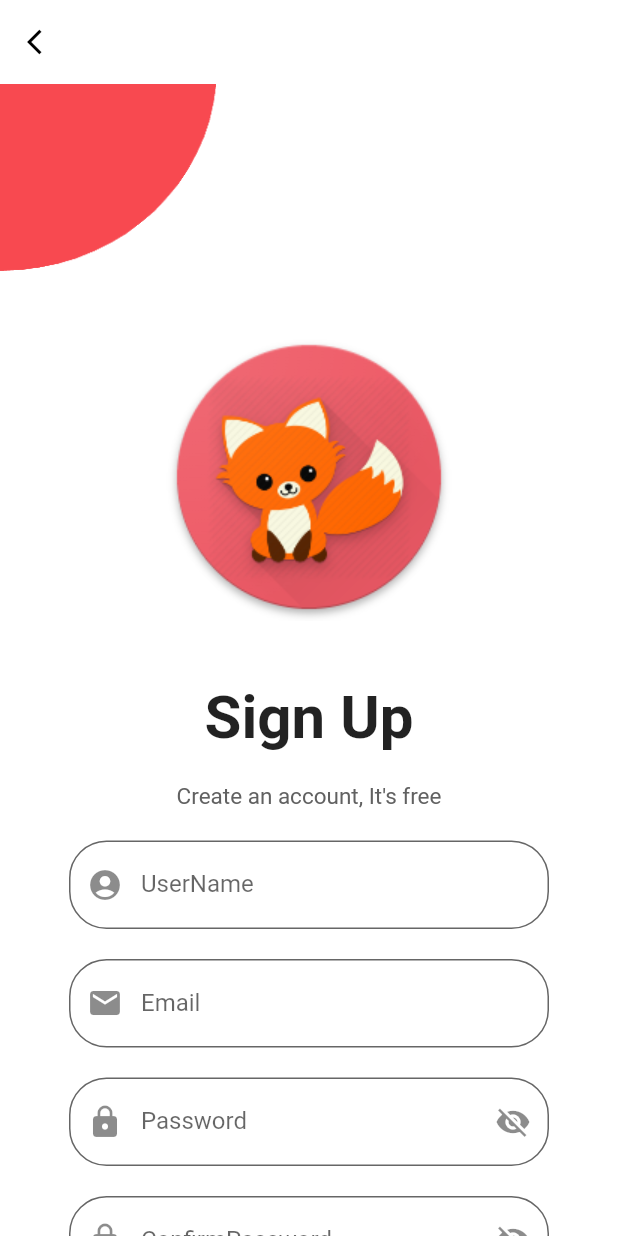
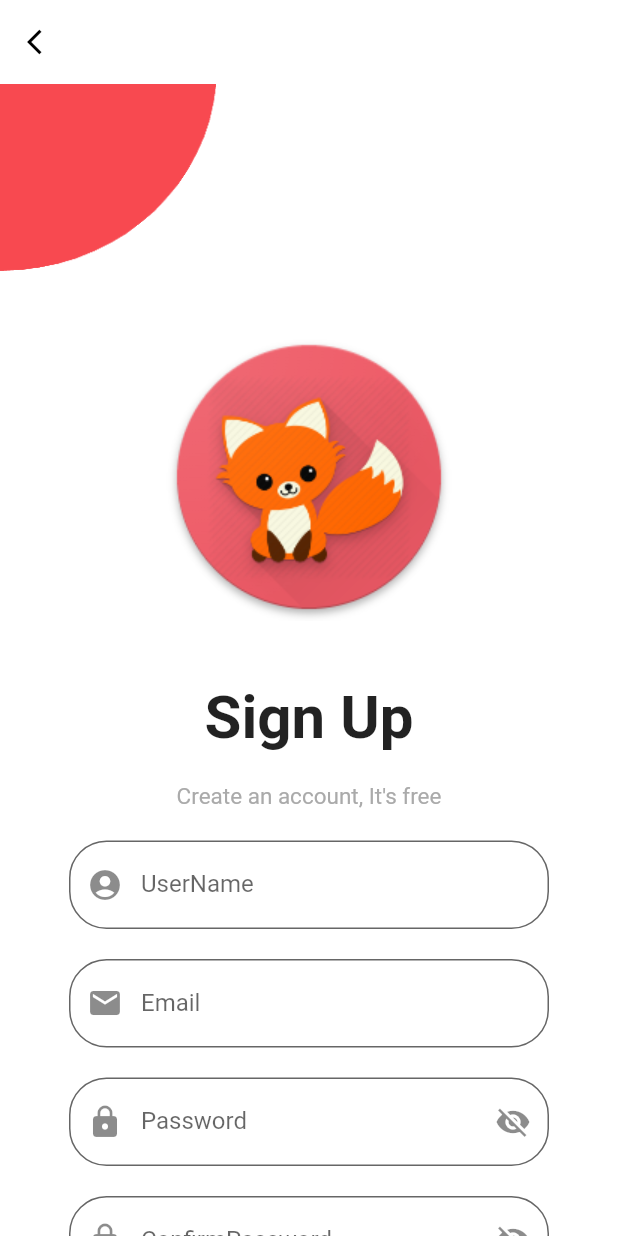
Before and after one commit to monthus089/ReadFox-M, a Flutter app: the HomeScreen screen opened directly, after a tap on "Sign Up", on a phone screen of 412 x 824 dp. Run offline on Flutter 3.47's test engine with Material 2 defaults, Android fonts, the phone set to English and light mode, and no system bars; our stand-ins replace firebase_auth, firebase_core, flutter_svg, fluttertoast, form_field_validator, google_fonts; accounts and stored records are empty.

Commit message:
Kai edit color

```diff
--- a/flutter_application_1/lib/Home/home.dart
+++ b/flutter_application_1/lib/Home/home.dart
@@ -3,6 +3,7 @@ import 'dart:ui';
 import 'package:flutter/material.dart';
 import 'package:flutter_application_1/Home/login.dart';
 import 'package:flutter_application_1/Home/register.dart';
+import 'package:flutter_application_1/constants/color_constant.dart';
 
 class HomeScreen extends StatelessWidget {
   @override
@@ -62,7 +63,7 @@ class HomeScreen extends StatelessWidget {
                               builder: (context) => LoginScreen()));
                     },
                     shape: RoundedRectangleBorder(
-                        side: BorderSide(color: Colors.black),
+                        side: BorderSide(color: kBlackColor),
                         borderRadius: BorderRadius.circular(50)),
                     child: Text(
                       "Login",
@@ -82,13 +83,13 @@ class HomeScreen extends StatelessWidget {
                           MaterialPageRoute(
                               builder: (context) => RegisterScreen()));
                     },
-                    color: Color(0xffEE5A66),
+                    color: kRedColor,
                     shape: RoundedRectangleBorder(
                         borderRadius: BorderRadius.circular(50)),
                     child: Text(
                       "Sign Up",
                       style: TextStyle(
-                          color: Colors.white,
+                          color: kWhiteColor,
                           fontWeight: FontWeight.w600,
                           fontSize: 18),
                     ),
--- a/flutter_application_1/lib/Home/login.dart
+++ b/flutter_application_1/lib/Home/login.dart
@@ -2,6 +2,7 @@ import 'package:firebase_auth/firebase_auth.dart';
 import 'package:firebase_core/firebase_core.dart';
 import 'package:flutter/material.dart';
 import 'package:flutter_application_1/Home/register.dart';
+import 'package:flutter_application_1/constants/color_constant.dart';
 import 'package:flutter_application_1/models/profrile.dart';
 import 'package:flutter_application_1/page/store.dart';
 
@@ -65,7 +66,7 @@ class _LoginScreenState extends State<LoginScreen> {
                 style: TextStyle(
                     fontSize: 15,
                     fontWeight: FontWeight.bold,
-                    color: Colors.grey[700]),
+                    color: kGreyColor),
               )
             ],
           ),
@@ -142,7 +143,7 @@ class _LoginScreenState extends State<LoginScreen> {
             ),
             filled: true,
             labelText: "Email",
-            hintStyle: TextStyle(color: Colors.grey),
+            hintStyle: TextStyle(color: kGreyColor),
             hintText: "Email",
             fillColor: Colors.white70),
         validator: MultiValidator([
@@ -170,7 +171,7 @@ class _LoginScreenState extends State<LoginScreen> {
           },
         ),
         filled: true,
-        hintStyle: TextStyle(color: Colors.grey),
+        hintStyle: TextStyle(color: kGreyColor),
         labelText: "Password",
         hintText: "Password",
         fillColor: Colors.white70,
@@ -223,7 +224,7 @@ class _LoginScreenState extends State<LoginScreen> {
           }
         }
       },
-      color: Color(0xffEE5A66),
+      color: kRedColor,
       shape: RoundedRectangleBorder(borderRadius: BorderRadius.circular(50)),
       child: Text(
         "Login",
--- a/flutter_application_1/lib/Home/register.dart
+++ b/flutter_application_1/lib/Home/register.dart
@@ -2,6 +2,7 @@ import 'package:firebase_auth/firebase_auth.dart';
 import 'package:firebase_core/firebase_core.dart';
 import 'package:flutter/material.dart';
 import 'package:flutter_application_1/Home/login.dart';
+import 'package:flutter_application_1/constants/color_constant.dart';
 import 'package:flutter_application_1/models/profrile.dart';
 
 import 'package:fluttertoast/fluttertoast.dart';
@@ -37,10 +38,10 @@ class _RegisterScreenState extends State<RegisterScreen> {
           if (snapshot.connectionState == ConnectionState.done) {
             return Scaffold(
               resizeToAvoidBottomInset: false,
-              backgroundColor: Colors.white,
+              backgroundColor: kWhiteColor,
               appBar: AppBar(
                 elevation: 0,
-                backgroundColor: Colors.white,
+                backgroundColor: kWhiteColor,
                 leading: IconButton(
                   onPressed: () {
                     Navigator.pop(context);
@@ -85,8 +86,7 @@ class _RegisterScreenState extends State<RegisterScreen> {
                         ),
                         Text(
                           "Create an account, It's free",
-                          style:
-                              TextStyle(fontSize: 15, color: Colors.grey[700]),
+                          style: TextStyle(fontSize: 15, color: kGreyColor),
                         )
                       ]),
                       SizedBox(
@@ -161,7 +161,7 @@ class _RegisterScreenState extends State<RegisterScreen> {
           ),
           filled: true,
           labelText: "UserName",
-          hintStyle: TextStyle(color: Colors.grey),
+          hintStyle: TextStyle(color: kGreyColor),
           hintText: "UserName",
           fillColor: Colors.white70),
       validator: RequiredValidator(errorText: "กรุณากรอกUserName"),
@@ -181,7 +181,7 @@ class _RegisterScreenState extends State<RegisterScreen> {
             ),
             filled: true,
             labelText: "Email",
-            hintStyle: TextStyle(color: Colors.grey),
+            hintStyle: TextStyle(color: kGreyColor),
             hintText: "Email",
             fillColor: Colors.white70),
         validator: MultiValidator([
@@ -218,7 +218,7 @@ class _RegisterScreenState extends State<RegisterScreen> {
                   ),
                   filled: true,
                   labelText: "Password",
-                  hintStyle: TextStyle(color: Colors.grey),
+                  hintStyle: TextStyle(color: kGreyColor),
                   hintText: "Password",
                   fillColor: Colors.white70),
               validator: (value) {
@@ -306,13 +306,13 @@ class _RegisterScreenState extends State<RegisterScreen> {
           }
         }
       },
-      color: Color(0xffEE5A66),
+      color: kRedColor,
       elevation: 0,
       shape: RoundedRectangleBorder(borderRadius: BorderRadius.circular(50)),
       child: Text(
         "Sign Up",
         style: TextStyle(
-            fontWeight: FontWeight.w600, fontSize: 18, color: Colors.white),
+            fontWeight: FontWeight.w600, fontSize: 18, color: kWhiteColor),
       ),
     );
   }
```
